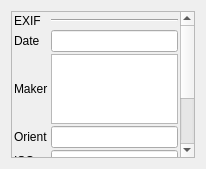
Old version of the form metadatawidget.ui in the repository athoune/Ema.
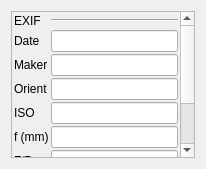
New version of the form.

Commit message: EXIF Metadata view widget

```diff
--- a/metadatawidget.ui
+++ b/metadatawidget.ui
@@ -23,9 +23,9 @@
       <property name="geometry">
        <rect>
         <x>0</x>
-        <y>0</y>
+        <y>-125</y>
         <width>169</width>
-        <height>279</height>
+        <height>274</height>
        </rect>
       </property>
       <layout class="QGridLayout" name="gridLayout">
@@ -42,9 +42,6 @@
          </property>
         </widget>
        </item>
-       <item row="2" column="1">
-        <widget class="QTextEdit" name="makerLineEdit"/>
-       </item>
        <item row="4" column="0">
         <widget class="QLabel" name="label_2">
          <property name="text">
@@ -74,7 +71,11 @@
         </widget>
        </item>
        <item row="4" column="1">
-        <widget class="QLineEdit" name="isoLineEdit"/>
+        <widget class="QLineEdit" name="isoLineEdit">
+         <property name="readOnly">
+          <bool>true</bool>
+         </property>
+        </widget>
        </item>
        <item row="5" column="1">
         <widget class="QLineEdit" name="focalLineEdit"/>
@@ -86,7 +87,11 @@
         <widget class="QLineEdit" name="speedLineEdit"/>
        </item>
        <item row="3" column="1">
-        <widget class="QLineEdit" name="orientationLineEdit"/>
+        <widget class="QLineEdit" name="orientationLineEdit">
+         <property name="readOnly">
+          <bool>true</bool>
+         </property>
+        </widget>
        </item>
        <item row="3" column="0">
         <widget class="QLabel" name="label_6">
@@ -119,6 +124,43 @@
          </property>
         </widget>
        </item>
+       <item row="2" column="1">
+        <widget class="QLineEdit" name="makerLineEdit"/>
+       </item>
+       <item row="8" column="0">
+        <widget class="QLabel" name="label_9">
+         <property name="text">
+          <string>IPTC</string>
+         </property>
+        </widget>
+       </item>
+       <item row="8" column="1">
+        <widget class="Line" name="line_2">
+         <property name="orientation">
+          <enum>Qt::Horizontal</enum>
+         </property>
+        </widget>
+       </item>
+       <item row="9" column="0">
+        <widget class="QLabel" name="label_10">
+         <property name="text">
+          <string>Descr.</string>
+         </property>
+        </widget>
+       </item>
+       <item row="10" column="0">
+        <spacer name="verticalSpacer">
+         <property name="orientation">
+          <enum>Qt::Vertical</enum>
+         </property>
+         <property name="sizeHint" stdset="0">
+          <size>
+           <width>20</width>
+           <height>40</height>
+          </size>
+         </property>
+        </spacer>
+       </item>
       </layout>
      </widget>
     </widget>
```
Left out of the diff: 24 changed lines with no effect on the pictures. The commit also changes 3 other files.
